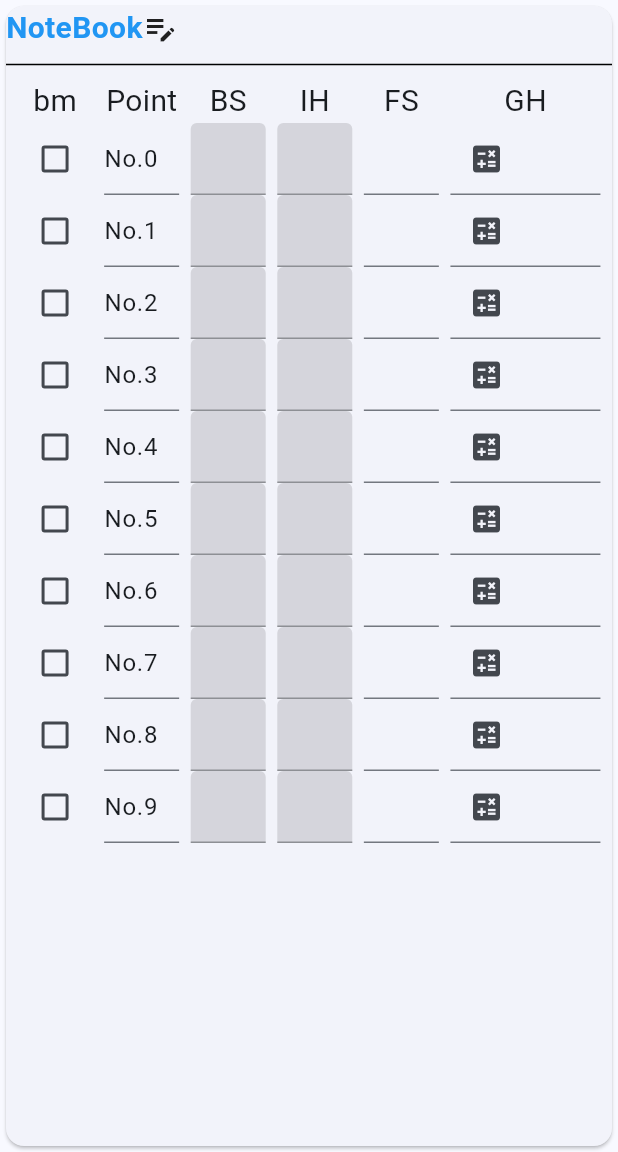
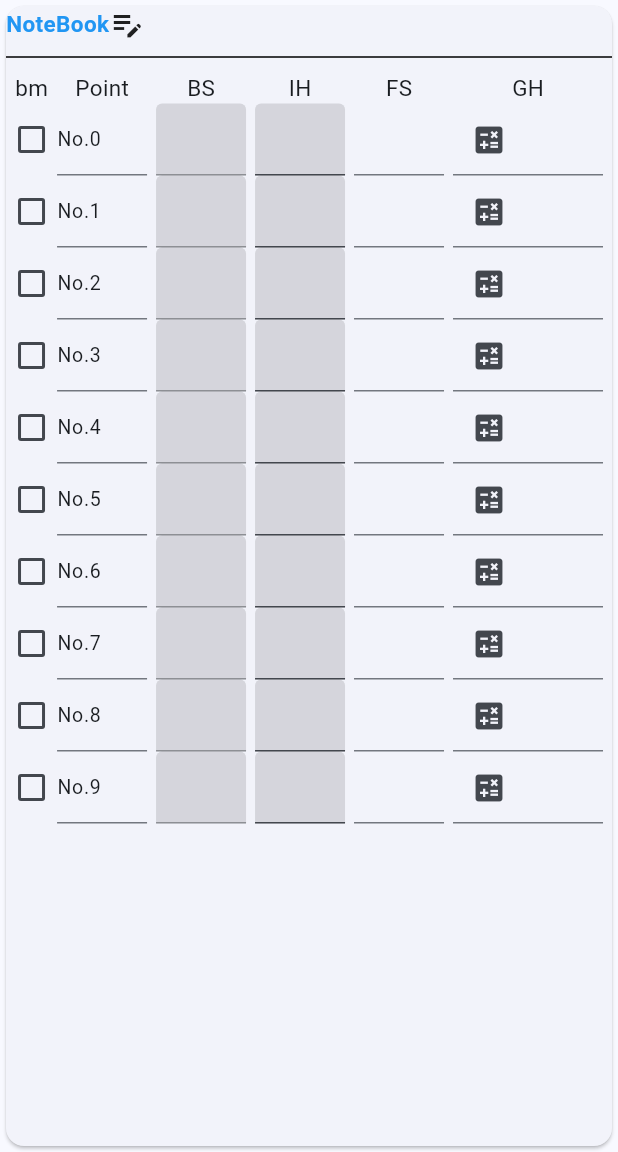
Before and after one commit to snrnapa/surveying_flutter, a Flutter app: the Surveying screen opened directly, on a phone screen of 412 x 824 dp, the part 84-1236 px from its top. Run offline on Flutter 3.47's test engine with Material 2 defaults, Android fonts, the phone set to English and light mode, and no system bars.

Commit message:
レイアウトを微調整した

```diff
--- a/lib/surveying.dart
+++ b/lib/surveying.dart
@@ -9,6 +9,11 @@ class _ToDoListPageState extends State<Surveying> {
   double bs = 0;
   double fs = 0;
   double gh = 0;
+
+  double textWidth = 60;
+  double textSize = 15;
+  double fieldTextSize = 13;
+  double iconFieldSize = 100;
 
   // Pointの値をコントロールする
   final List<TextEditingController> _pointControllers =
@@ -71,7 +76,7 @@ class _ToDoListPageState extends State<Surveying> {
                       textAlign: TextAlign.center,
                       style: TextStyle(
                           color: Colors.blue,
-                          fontSize: 20,
+                          fontSize: textSize,
                           fontWeight: FontWeight.bold),
                     ),
                     Icon(Icons.edit_note),
@@ -79,8 +84,6 @@ class _ToDoListPageState extends State<Surveying> {
                 ),
                 const Divider(
                   height: 20,
-                  // thickness: 5,
-                  // indent: 20,
                   endIndent: 0,
                   color: Colors.black,
                 ),
@@ -94,11 +97,11 @@ class _ToDoListPageState extends State<Surveying> {
                           Text(
                             "bm",
                             style: TextStyle(
-                              fontSize: 20,
+                              fontSize: 15,
                             ),
                           ),
                           Container(
-                            width: 50,
+                            width: 20,
                             height: 500,
                             child: ListView.builder(
                               itemCount: _bmCheckList.length,
@@ -123,16 +126,19 @@ class _ToDoListPageState extends State<Surveying> {
                           Text(
                             "Point",
                             style: TextStyle(
-                              fontSize: 20,
+                              fontSize: textSize,
                             ),
                           ),
                           Container(
-                            width: 50,
+                            width: textWidth,
                             height: 500,
                             child: ListView.builder(
                               itemCount: _pointList.length,
                               itemBuilder: (BuildContext context, int index) {
                                 return TextFormField(
+                                    style: TextStyle(
+                                      fontSize: fieldTextSize,
+                                    ),
                                     readOnly: true,
                                     // controller: _pointControllers[index]);
                                     initialValue: _pointList[index]);
@@ -148,16 +154,19 @@ class _ToDoListPageState extends State<Surveying> {
                           Text(
                             "BS",
                             style: TextStyle(
-                              fontSize: 20,
+                              fontSize: textSize,
                             ),
                           ),
                           Container(
-                            width: 50,
+                            width: textWidth,
                             height: 500,
                             child: ListView.builder(
                               itemCount: _bsControllers.length,
                               itemBuilder: (BuildContext context, int index) {
                                 return TextFormField(
+                                  style: TextStyle(
+                                    fontSize: fieldTextSize,
+                                  ),
                                   enabled: _bmCheckList[index],
                                   controller: _bsControllers[index],
                                   decoration: InputDecoration(
@@ -176,21 +185,23 @@ class _ToDoListPageState extends State<Surveying> {
                           Text(
                             "IH",
                             style: TextStyle(
-                              fontSize: 20,
+                              fontSize: textSize,
                             ),
                           ),
                           Container(
-                            width: 50,
+                            width: textWidth,
                             height: 500,
                             child: ListView.builder(
                               itemCount: _bsControllers.length,
                               itemBuilder: (BuildContext context, int index) {
                                 return TextFormField(
-                                  enabled: _bmCheckList[index],
+                                  style: TextStyle(
+                                    fontSize: fieldTextSize,
+                                  ),
+                                  enabled: true,
                                   controller: _ihControllers[index],
                                   decoration: InputDecoration(
-                                      filled: !_bmCheckList[index],
-                                      fillColor: Colors.black12),
+                                      filled: true, fillColor: Colors.black12),
                                 );
                               },
                             ),
@@ -204,16 +215,19 @@ class _ToDoListPageState extends State<Surveying> {
                           Text(
                             "FS",
                             style: TextStyle(
-                              fontSize: 20,
+                              fontSize: textSize,
                             ),
                           ),
                           Container(
-                            width: 50,
+                            width: textWidth,
                             height: 500,
                             child: ListView.builder(
                               itemCount: _bsControllers.length,
                               itemBuilder: (BuildContext context, int index) {
                                 return TextFormField(
+                                  style: TextStyle(
+                                    fontSize: fieldTextSize,
+                                  ),
                                   enabled: !_bmCheckList[index],
                                   controller: _fsControllers[index],
                                   decoration: InputDecoration(
@@ -232,16 +246,19 @@ class _ToDoListPageState extends State<Surveying> {
                         Text(
                           "GH",
                           style: TextStyle(
-                            fontSize: 20,
+                            fontSize: textSize,
                           ),
                         ),
                         Container(
-                          width: 100,
+                          width: iconFieldSize,
                           height: 500,
                           child: ListView.builder(
                             itemCount: results.length,
                             itemBuilder: (BuildContext context, int index) {
                               return TextFormField(
+                                style: TextStyle(
+                                  fontSize: fieldTextSize,
+                                ),
                                 controller: _ghControllers[index],
                                 readOnly: !_bmCheckList[index],
                                 decoration: InputDecoration(
```
